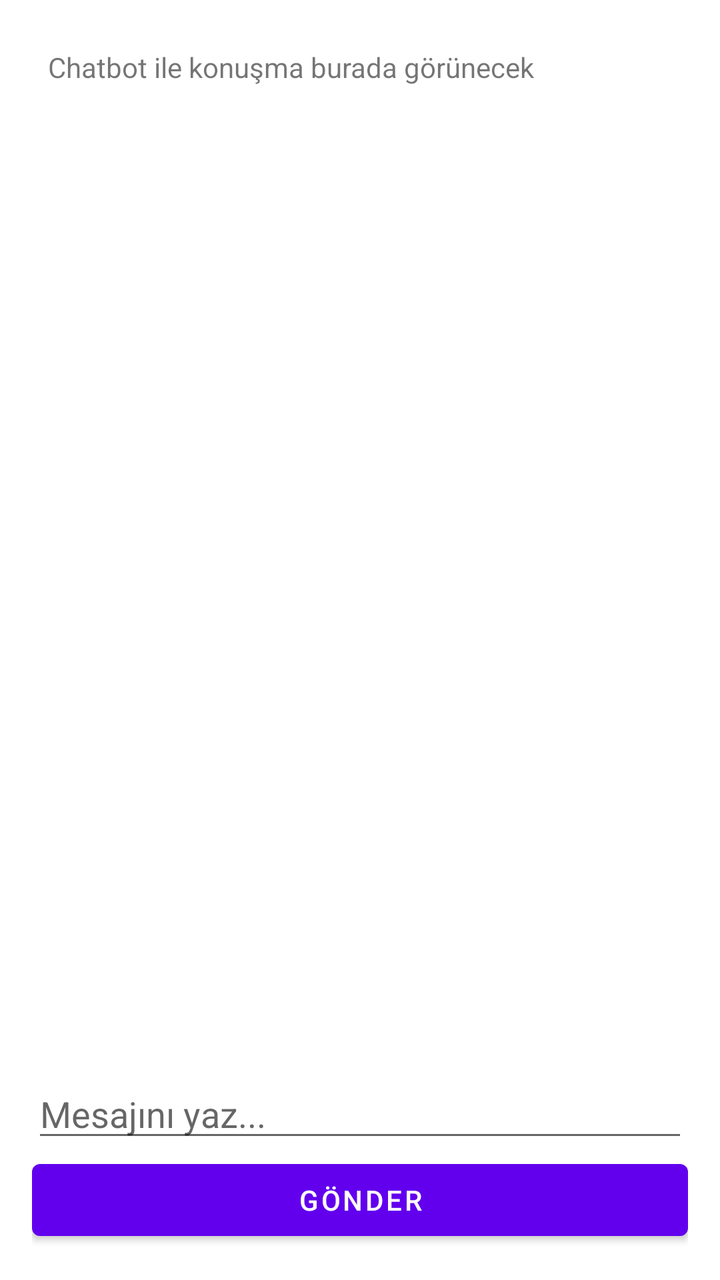
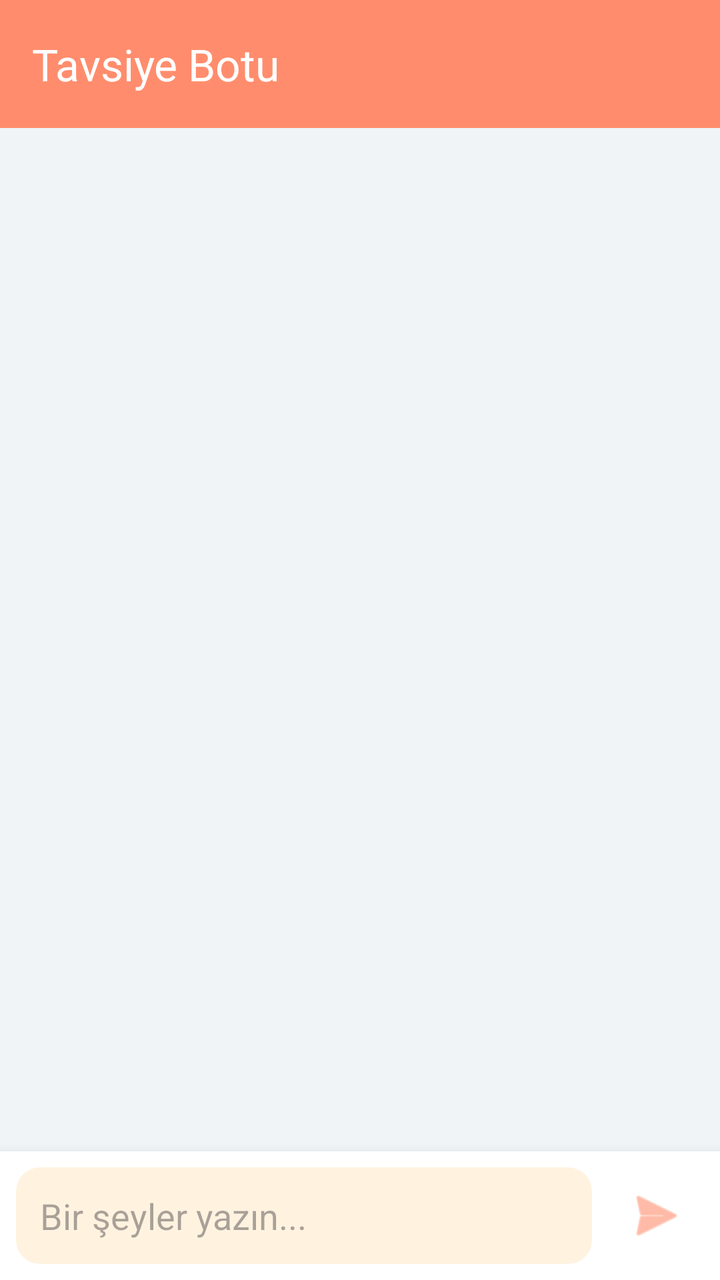

Two renders of the same Android screen: before a commit and after it. Below are the layout's source before the change and the commit's diff.
<!-- AndroidManifest.xml: application theme Theme.Adopet -->
<!-- res/layout/activity_chatbot.xml -->
<?xml version="1.0" encoding="utf-8"?>
<LinearLayout xmlns:android="http://schemas.android.com/apk/res/android"
    android:orientation="vertical"
    android:padding="16dp"
    android:layout_width="match_parent"
    android:layout_height="match_parent">

    <TextView
        android:id="@+id/tvChat"
        android:layout_width="match_parent"
        android:layout_height="0dp"
        android:layout_weight="1"
        android:text="Chatbot ile konuşma burada görünecek"
        android:padding="8dp" />

    <EditText
        android:id="@+id/etUserMessage"
        android:layout_width="match_parent"
        android:layout_height="wrap_content"
        android:hint="Mesajını yaz..." />

    <Button
        android:id="@+id/btnSend"
        android:layout_width="match_parent"
        android:layout_height="wrap_content"
        android:text="Gönder" />

</LinearLayout>
<!-- resources referenced by this layout -->
<resources>
  <style name="Theme.Adopet" parent="Theme.MaterialComponents.DayNight.DarkActionBar">
          
          <item name="colorPrimary">@color/purple_500</item>
          <item name="colorPrimaryVariant">@color/purple_700</item>
          <item name="colorOnPrimary">@color/white</item>
          
          <item name="colorSecondary">@color/teal_200</item>
          <item name="colorSecondaryVariant">@color/teal_700</item>
          <item name="colorOnSecondary">@color/black</item>
          
          <item name="android:statusBarColor">?attr/colorPrimaryVariant</item>
          
      </style>
  <color name="purple_500">#FF6200EE</color>
  <color name="purple_700">#FF3700B3</color>
  <color name="white">#FFFFFFFF</color>
  <color name="teal_200">#FF03DAC5</color>
  <color name="teal_700">#FF018786</color>
  <color name="black">#FF000000</color>
</resources>

<!-- the commit's change to res/layout/activity_chatbot.xml (unified diff, before → after) -->
@@ -1,28 +1,86 @@
+<?xml version="1.0" encoding="utf-8"?>
+<RelativeLayout xmlns:android="http://schemas.android.com/apk/res/android"
+    xmlns:app="http://schemas.android.com/apk/res-auto"
+    xmlns:tools="http://schemas.android.com/tools"
+    android:layout_width="match_parent"
+    android:layout_height="match_parent"
+    android:background="#F0F4F7"
+    tools:context=".ChatbotActivity">
+
+    <androidx.appcompat.widget.Toolbar
+        android:id="@+id/toolbar"
+        android:layout_width="match_parent"
+        android:layout_height="?attr/actionBarSize"
+        android:background="?attr/colorPrimary"
+        app:title="Tavsiye Botu"
+        app:titleTextColor="@android:color/white" />
+
+    <androidx.recyclerview.widget.RecyclerView
+        android:id="@+id/recyclerViewChat"
+        android:layout_width="match_parent"
+        android:layout_height="match_parent"
+        android:layout_above="@+id/bottom_layout"
+        android:layout_below="@+id/toolbar"
+        android:padding="16dp"
+        app:layoutManager="androidx.recyclerview.widget.LinearLayoutManager"
+        tools:listitem="@layout/item_chat_message_bot" />
+
+    <LinearLayout
+        android:id="@+id/bottom_layout"
+        android:layout_width="match_parent"
+        android:layout_height="wrap_content"
+        android:layout_alignParentBottom="true"
+        android:background="@android:color/white"
+        android:elevation="8dp"
+        android:gravity="center_vertical"
+        android:orientation="horizontal"
+        android:padding="8dp">
+
+        <EditText
+            android:id="@+id/etMessage"
+            android:layout_width="0dp"
+            android:layout_height="wrap_content"
+            android:layout_weight="1"
+            android:background="@drawable/bg_rounded_input"
+            android:hint="Bir şeyler yazın..."
+            android:inputType="textShortMessage"
+            android:padding="12dp" />
+
+        <ImageButton
+            android:id="@+id/btnSend"
+            android:layout_width="48dp"
+            android:layout_height="48dp"
+            android:layout_marginStart="8dp"
+            android:background="?attr/selectableItemBackgroundBorderless"
+            android:contentDescription="Gönder"
+            android:src="@android:drawable/ic_menu_send" 
+            app:tint="?attr/colorPrimary"/>
+
+    </LinearLayout>
+
+</RelativeLayout>
+<!-- res/layout/item_chat_message_bot.xml (included above) -->
 <?xml version="1.0" encoding="utf-8"?>
 <LinearLayout xmlns:android="http://schemas.android.com/apk/res/android"
-    android:orientation="vertical"
-    android:padding="16dp"
     android:layout_width="match_parent"
-    android:layout_height="match_parent">
+    android:layout_height="wrap_content"
+    android:orientation="horizontal"
+    android:paddingVertical="8dp">
+
+    <ImageView
+        android:layout_width="36dp"
+        android:layout_height="36dp"
+        android:layout_gravity="bottom"
+        android:src="@drawable/logo_adopet" 
+        android:layout_marginEnd="8dp"/>
 
     <TextView
-        android:id="@+id/tvChat"
-        android:layout_width="match_parent"
-        android:layout_height="0dp"
-        android:layout_weight="1"
-        android:text="Chatbot ile konuşma burada görünecek"
-        android:padding="8dp" />
-
-    <EditText
-        android:id="@+id/etUserMessage"
-        android:layout_width="match_parent"
+        android:id="@+id/tvMessage"
+        android:layout_width="wrap_content"
         android:layout_height="wrap_content"
-        android:hint="Mesajını yaz..." />
-
-    <Button
-        android:id="@+id/btnSend"
-        android:layout_width="match_parent"
-        android:layout_height="wrap_content"
-        android:text="Gönder" />
+        android:background="@drawable/bg_chat_bubble_bot"
+        android:padding="12dp"
+        android:textColor="@android:color/black"
+        android:textSize="16sp" />
 
 </LinearLayout>
<!-- resource entries referenced after the edit -->
@@ -1,9 +1,25 @@
 <!-- resources referenced by this layout -->
 <resources>
-  <style name="Theme.Adopet" parent="Theme.MaterialComponents.DayNight.DarkActionBar">
+  <!-- drawable bg_chat_bubble_bot (drawable) -->
+  <?xml version="1.0" encoding="utf-8"?>
+  <shape xmlns:android="http://schemas.android.com/apk/res/android"
+      android:shape="rectangle">
+      <solid android:color="#FFFFFF" />
+      <corners android:radius="16dp"
+          android:topLeftRadius="0dp"/>
+  </shape>
+  <!-- drawable bg_rounded_input (drawable) -->
+  <?xml version="1.0" encoding="utf-8"?>
+  <shape xmlns:android="http://schemas.android.com/apk/res/android"
+      android:shape="rectangle">
+      <solid android:color="@color/adopet_cream" />
+      <corners android:radius="12dp" />
+  </shape>
+  <!-- drawable logo_adopet: png bitmap (drawable, 43453 bytes) -->
+  <style name="Theme.Adopet" parent="Theme.Material3.DayNight.NoActionBar">
           
-          <item name="colorPrimary">@color/purple_500</item>
-          <item name="colorPrimaryVariant">@color/purple_700</item>
+          <item name="colorPrimary">@color/anaRenk</item>
+          <item name="colorPrimaryVariant">@color/yanRenk</item>
           <item name="colorOnPrimary">@color/white</item>
           
           <item name="colorSecondary">@color/teal_200</item>
@@ -11,10 +27,10 @@
           <item name="colorOnSecondary">@color/black</item>
           
           <item name="android:statusBarColor">?attr/colorPrimaryVariant</item>
-          
       </style>
-  <color name="purple_500">#FF6200EE</color>
-  <color name="purple_700">#FF3700B3</color>
+  <color name="adopet_cream">#FFF3E0</color>
+  <color name="anaRenk">#FF8D6D</color>
+  <color name="yanRenk">#E64A19</color>
   <color name="white">#FFFFFFFF</color>
   <color name="teal_200">#FF03DAC5</color>
   <color name="teal_700">#FF018786</color>
